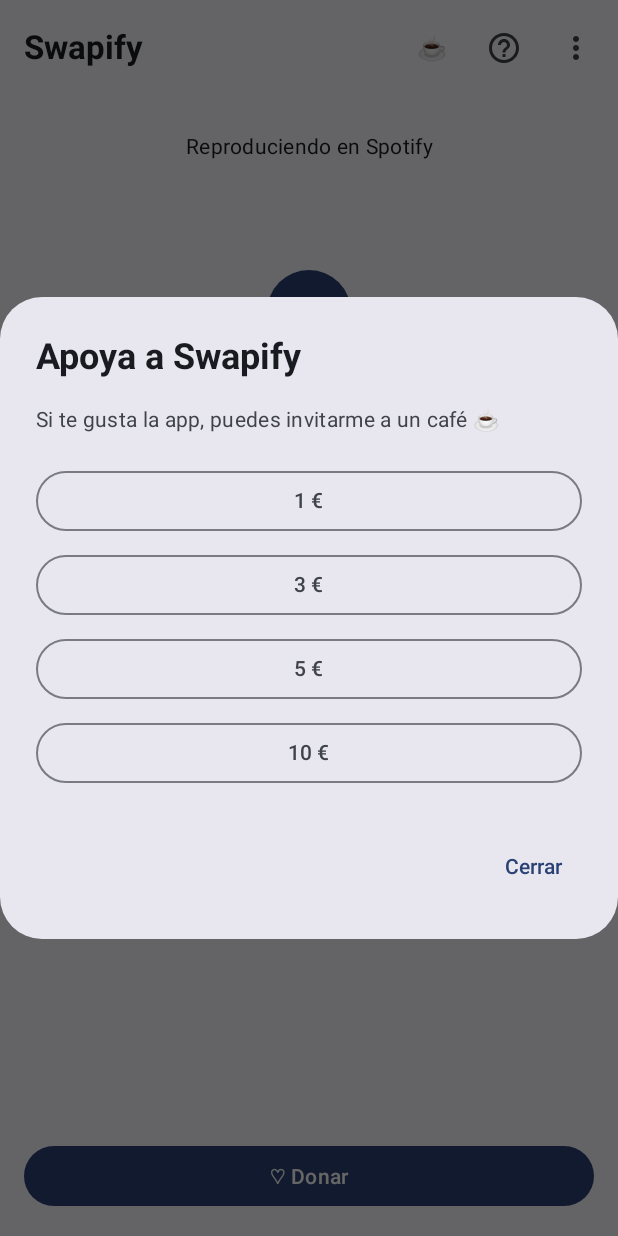
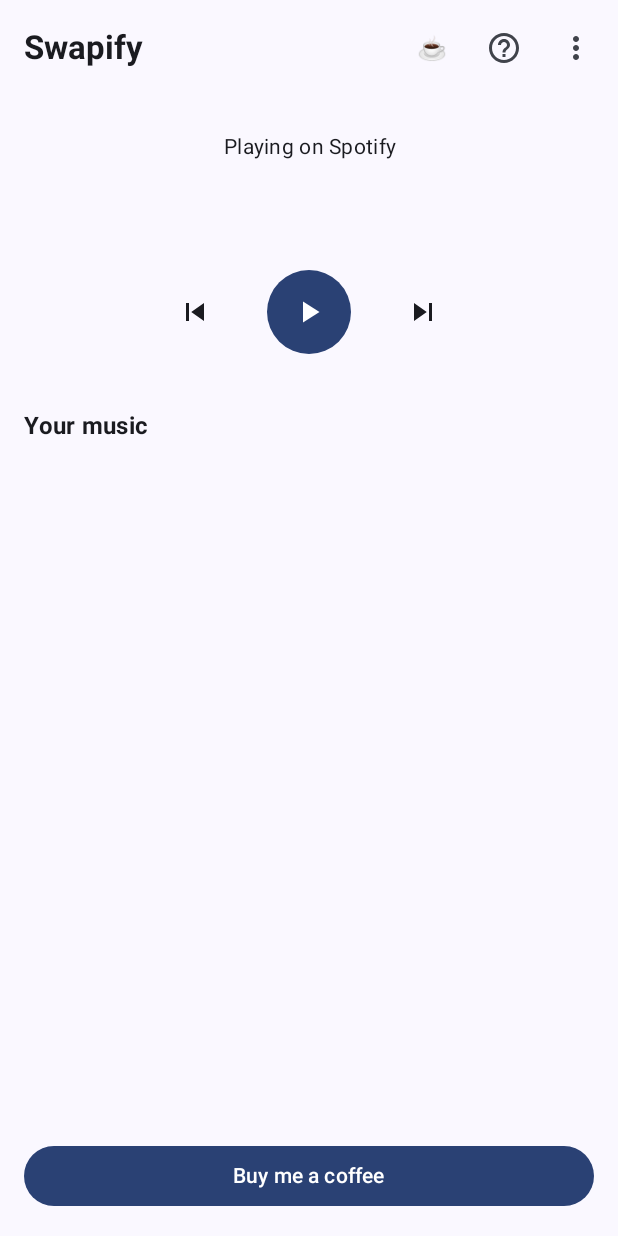
Before and after one commit to thebeef6/Swapifi, an Android app built with Jetpack Compose: the composable SwapifyScreen shown on its own in the app's theme, after a tap on an icon or button, on a phone screen of 412 x 824 dp. Run offline under Robolectric (Android 15) with nearby library versions, the light colour scheme and no system bars.

Commit message:
language changed and donatepopup deleted

```diff
--- a/app/src/main/java/swapify/app/MainActivity.kt
+++ b/app/src/main/java/swapify/app/MainActivity.kt
@@ -66,9 +66,13 @@ class MainActivity : ComponentActivity() {
 
 @Composable
 fun SwapifyScreen() {
-    var showDonatePopup by remember { mutableStateOf(false) }
     var showHelpPopup by remember { mutableStateOf(false) }
     val context = androidx.compose.ui.platform.LocalContext.current
+    val openKofi = {
+        context.startActivity(
+            Intent(Intent.ACTION_VIEW, android.net.Uri.parse("https://ko-fi.com/davidig6"))
+        )
+    }
 
     LaunchedEffect(Unit) {
         swapify.app.state.PlayerState.loadSelectedFolder(context)
@@ -88,13 +92,13 @@ fun SwapifyScreen() {
     Scaffold(
         topBar = {
             SwapifyTopBar(
-                onDonateClick = { showDonatePopup = true },
+                onDonateClick = openKofi,
                 onHelpClick = { showHelpPopup = true }
             )
         },
         bottomBar = {
             Button(
-                onClick = { showDonatePopup = true },
+                onClick = openKofi,
                 modifier = Modifier
                     .fillMaxWidth()
                     .windowInsetsPadding(WindowInsets.navigationBars)
@@ -131,15 +135,6 @@ fun SwapifyScreen() {
         }
     }
 
-    if (showDonatePopup) {
-        swapify.app.ui.DonatePopup(
-            onDismiss = { showDonatePopup = false },
-            onAmountSelected = { _: Int ->
-                showDonatePopup = false
-            }
-        )
-    }
-
     if (showHelpPopup) {
         swapify.app.ui.HelpPopup(
             onDismiss = { showHelpPopup = false }
--- a/app/src/main/java/swapify/app/services/AudioService.kt
+++ b/app/src/main/java/swapify/app/services/AudioService.kt
@@ -136,7 +136,7 @@ class AudioService : Service() {
         }
 
         createNotificationChannel()
-        startForeground(NOTIFICATION_ID, buildNotification("Swapify activo"))
+        startForeground(NOTIFICATION_ID, buildNotification(getString(swapify.app.R.string.notification_active)))
         registerSpotifyReceiver()
     }
 
--- a/app/src/main/java/swapify/app/ui/BugReportPopup.kt
+++ b/app/src/main/java/swapify/app/ui/BugReportPopup.kt
@@ -16,6 +16,7 @@ import swapify.app.R
 fun BugReportPopup(onDismiss: () -> Unit) {
     var bugText by remember { mutableStateOf("") }
     val context = LocalContext.current
+    val emailSubject = stringResource(R.string.bug_email_subject)
 
     AlertDialog(
         onDismissRequest = onDismiss,
@@ -43,7 +44,7 @@ fun BugReportPopup(onDismiss: () -> Unit) {
                 onClick = {
                     val intent = Intent(Intent.ACTION_SENDTO).apply {
                         data = Uri.parse("mailto:davidig.info@gmail.com")
-                        putExtra(Intent.EXTRA_SUBJECT, "Reporte de bug - Swapify")
+                        putExtra(Intent.EXTRA_SUBJECT, emailSubject)
                         putExtra(Intent.EXTRA_TEXT, bugText)
                     }
                     context.startActivity(intent)
--- a/app/src/main/java/swapify/app/ui/DonatePopup.kt
+++ /dev/null
@@ -1,62 +0,0 @@
-package swapify.app.ui
-
-import android.content.Intent
-import android.net.Uri
-import androidx.compose.foundation.layout.*
-import androidx.compose.material3.*
-import androidx.compose.runtime.*
-import androidx.compose.ui.Modifier
-import androidx.compose.ui.platform.LocalContext
-import androidx.compose.ui.res.stringResource
-import androidx.compose.ui.text.font.FontWeight
-import androidx.compose.ui.unit.dp
-import androidx.compose.ui.res.stringResource
-import swapify.app.R
-
-@Composable
-fun DonatePopup(
-    onDismiss: () -> Unit,
-    onAmountSelected: (Int) -> Unit
-) {
-    val amounts = listOf(1, 3, 5, 10)
-    val context = LocalContext.current
-
-    AlertDialog(
-        onDismissRequest = onDismiss,
-        title = {
-            Text(
-                text = stringResource(R.string.donate_title),
-                fontWeight = FontWeight.Bold
-            )
-        },
-        text = {
-            Column {
-                Text(stringResource(R.string.donate_message))
-                Spacer(modifier = Modifier.height(16.dp))
-                amounts.forEach { amount ->
-                    OutlinedButton(
-                        onClick = {
-                            val intent = Intent(
-                                Intent.ACTION_VIEW,
-                                Uri.parse("https://ko-fi.com/davidig6")
-                            )
-                            context.startActivity(intent)
-                            onDismiss()
-                        },
-                        modifier = Modifier
-                            .fillMaxWidth()
-                            .padding(vertical = 4.dp)
-                    ) {
-                        Text("$amount €")
-                    }
-                }
-            }
-        },
-        confirmButton = {},
-        dismissButton = {
-            TextButton(onClick = onDismiss) {
-                Text(stringResource(R.string.close))
-            }
-        }
-    )
-}
--- a/app/src/main/java/swapify/app/ui/FolderPickerPopup.kt
+++ b/app/src/main/java/swapify/app/ui/FolderPickerPopup.kt
@@ -41,7 +41,7 @@ fun FolderPickerPopup(
                     IconButton(onClick = {
                         currentDir = currentDir.parentFile ?: rootDir
                     }) {
-                        Icon(Icons.Default.ArrowBack, contentDescription = "Volver")
+                        Icon(Icons.Default.ArrowBack, contentDescription = stringResource(R.string.folder_picker_back))
                     }
                 }
                 Text(
--- a/app/src/main/java/swapify/app/ui/PlayerSection.kt
+++ b/app/src/main/java/swapify/app/ui/PlayerSection.kt
@@ -10,9 +10,11 @@ import androidx.compose.material3.*
 import androidx.compose.runtime.*
 import androidx.compose.ui.Alignment
 import androidx.compose.ui.Modifier
+import androidx.compose.ui.res.stringResource
 import androidx.compose.ui.text.font.FontWeight
 import androidx.compose.ui.text.style.TextAlign
 import androidx.compose.ui.unit.dp
+import swapify.app.R
 
 fun formatTime(ms: Long): String {
     val totalSeconds = ms / 1000
@@ -96,7 +98,7 @@ fun PlayerSection(
             verticalAlignment = Alignment.CenterVertically
         ) {
             IconButton(onClick = onPrevious, enabled = controlsEnabled) {
-                Icon(Icons.Default.SkipPrevious, contentDescription = "Anterior")
+                Icon(Icons.Default.SkipPrevious, contentDescription = stringResource(R.string.player_previous))
             }
             FilledIconButton(
                 onClick = onPlayPause,
@@ -105,11 +107,13 @@ fun PlayerSection(
             ) {
                 Icon(
                     if (isPlayingLocal) Icons.Default.Pause else Icons.Default.PlayArrow,
-                    contentDescription = if (isPlayingLocal) "Pausar" else "Play"
+                    contentDescription = stringResource(
+                        if (isPlayingLocal) R.string.player_pause else R.string.player_play
+                    )
                 )
             }
             IconButton(onClick = onNext, enabled = controlsEnabled) {
-                Icon(Icons.Default.SkipNext, contentDescription = "Siguiente")
+                Icon(Icons.Default.SkipNext, contentDescription = stringResource(R.string.player_next))
             }
         }
     }
--- a/app/src/main/res/values/strings.xml
+++ b/app/src/main/res/values/strings.xml
@@ -2,57 +2,62 @@
     <string name="app_name">Swapify</string>
 
     <!-- TopBar -->
-    <string name="menu_settings">Ajustes</string>
-    <string name="menu_report_bug">Reportar un bug</string>
-    <string name="menu_contact">Contacto</string>
-    <string name="menu_about">Acerca de</string>
+    <string name="menu_settings">Settings</string>
+    <string name="menu_report_bug">Report a bug</string>
+    <string name="menu_contact">Contact</string>
+    <string name="menu_about">About</string>
 
     <!-- Player -->
-    <string name="status_playing_spotify">Reproduciendo en Spotify</string>
-    <string name="status_ad_detected">Anuncio detectado — Reproduciendo en local</string>
-    <string name="status_spotify_paused">Spotify pausado</string>
+    <string name="status_playing_spotify">Playing on Spotify</string>
+    <string name="status_ad_detected">Ad detected — Playing local music</string>
+    <string name="player_previous">Previous</string>
+    <string name="player_play">Play</string>
+    <string name="player_pause">Pause</string>
+    <string name="player_next">Next</string>
 
     <!-- File Explorer -->
-    <string name="your_music">Tu música</string>
+    <string name="your_music">Your music</string>
 
     <!-- Donate -->
-    <string name="donate_button">♡ Donar</string>
-    <string name="donate_title">Apoya a Swapify</string>
-    <string name="donate_message">Si te gusta la app, puedes invitarme a un café ☕</string>
-    <string name="close">Cerrar</string>
+    <string name="donate_button">Buy me a coffee</string>
+    <string name="close">Close</string>
 
     <!-- Help -->
-    <string name="help_title">Configura Swapify</string>
-    <string name="help_intro">Para que Swapify funcione correctamente, sigue estos pasos:</string>
-    <string name="help_step1">1. Concede el permiso de música y audio cuando se solicite</string>
-    <string name="help_step2">2. Desactiva la optimización de batería para Swapify en los ajustes del sistema</string>
-    <string name="help_step3">3. Mantén Swapify abierta en segundo plano mientras usas Spotify</string>
-    <string name="understood">Entendido</string>
+    <string name="help_title">Set up Swapify</string>
+    <string name="help_intro">To make Swapify work correctly, follow these steps:</string>
+    <string name="help_step1">1. Grant the music and audio permission when prompted</string>
+    <string name="help_step2">2. Disable battery optimization for Swapify in your system settings</string>
+    <string name="help_step3">3. Keep Swapify running in the background while using Spotify</string>
+    <string name="understood">Got it</string>
 
     <!-- Settings -->
-    <string name="settings_title">Ajustes</string>
-    <string name="settings_music_folder">Carpeta de música</string>
-    <string name="settings_music_folder_default">Todas las carpetas</string>
-    <string name="settings_change_folder">Cambiar carpeta</string>
+    <string name="settings_title">Settings</string>
+    <string name="settings_music_folder">Music folder</string>
+    <string name="settings_music_folder_default">All folders</string>
+    <string name="settings_change_folder">Change folder</string>
 
     <!-- Bug Report -->
-    <string name="bug_title">Reportar un bug</string>
-    <string name="bug_description">Describe el problema que has encontrado:</string>
-    <string name="bug_placeholder">Ej: la música no se silencia al pasar de canción...</string>
-    <string name="send">Enviar</string>
-    <string name="cancel">Cancelar</string>
+    <string name="bug_title">Report a bug</string>
+    <string name="bug_description">Describe the issue you found:</string>
+    <string name="bug_placeholder">E.g: music doesn\'t mute when the ad starts...</string>
+    <string name="bug_email_subject">Bug report - Swapify</string>
+    <string name="send">Send</string>
+    <string name="cancel">Cancel</string>
 
     <!-- Contact -->
-    <string name="contact_title">Contacto</string>
-    <string name="contact_message">¿Tienes alguna pregunta o sugerencia?</string>
+    <string name="contact_title">Contact</string>
+    <string name="contact_message">Do you have any questions or suggestions?</string>
 
     <!-- About -->
-    <string name="about_title">Acerca de Swapify</string>
+    <string name="about_title">About Swapify</string>
     <string name="about_version">Swapify v1.0</string>
-    <string name="about_description">Swapify silencia los anuncios de Spotify y reproduce tu música local mientras tanto.</string>
-    <string name="about_made_with">Hecho con ❤️ de forma independiente.</string>
+    <string name="about_description">Swapify mutes Spotify ads and plays your local music in the meantime.</string>
+    <string name="about_made_with">Made with ❤️ independently.</string>
 
     <!-- Folder Picker -->
-    <string name="folder_picker_title">Elige una carpeta</string>
-    <string name="folder_picker_choose">Elegir esta carpeta</string>
+    <string name="folder_picker_choose">Choose this folder</string>
+    <string name="folder_picker_back">Back</string>
+
+    <!-- Service notification -->
+    <string name="notification_active">Swapify active</string>
 </resources>
```
Also changed, not shown: 1 other file.
